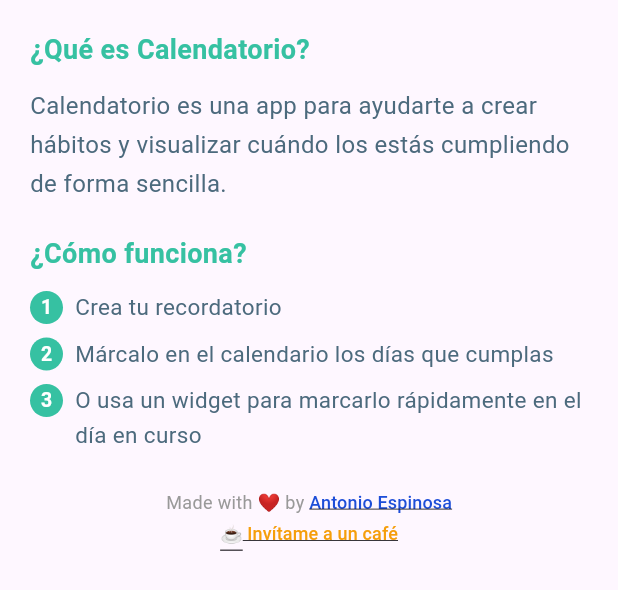
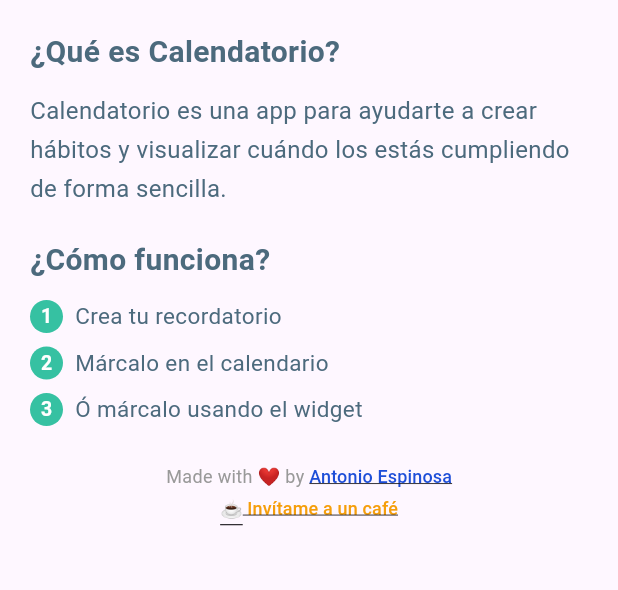
Before and after one commit to AntonioEspinosaMini/calendatorio, a Flutter app: the InfoPage widget shown alone on an empty page, opened directly, on a phone screen of 412 x 824 dp. Shown: the top 590 px of the screen. Run offline on Flutter 3.47's test engine with Material 3 defaults, Android fonts, the phone set to English and light mode, and no system bars; our stand-ins replace font_awesome_flutter, hive, hive_flutter, table_calendar; accounts and stored records are empty.

Commit message:
Visual adjustment

```diff
--- a/lib/features/info/presentation/pages/info_page.dart
+++ b/lib/features/info/presentation/pages/info_page.dart
@@ -16,9 +16,9 @@
           const Text(
             "¿Qué es Calendatorio?",
             style: TextStyle(
-              fontSize: 18,
+              fontSize: 20,
               fontWeight: FontWeight.bold,
-              color: Color(0xFF36C1A2),
+              color: Color(0xFF4C6A7D),
             ),
           ),
           const SizedBox(height: 12),
@@ -38,9 +38,9 @@
           const Text(
             "¿Cómo funciona?",
             style: TextStyle(
-              fontSize: 18,
+              fontSize: 20,
               fontWeight: FontWeight.bold,
-              color: Color(0xFF36C1A2),
+              color: Color(0xFF4C6A7D),
             ),
           ),
           const SizedBox(height: 12),
@@ -51,16 +51,9 @@
             children: const [
               _StepItem(number: "1", text: "Crea tu recordatorio"),
               SizedBox(height: 8),
-              _StepItem(
-                number: "2",
-                text: "Márcalo en el calendario los días que cumplas",
-              ),
+              _StepItem(number: "2", text: "Márcalo en el calendario"),
               SizedBox(height: 8),
-              _StepItem(
-                number: "3",
-                text:
-                    "O usa un widget para marcarlo rápidamente en el día en curso",
-              ),
+              _StepItem(number: "3", text: "Ó márcalo usando el widget"),
             ],
           ),
           const SizedBox(height: 24),
--- a/lib/features/settings/presentation/pages/settings_page.dart
+++ b/lib/features/settings/presentation/pages/settings_page.dart
@@ -24,7 +24,7 @@
               MainAxisSize.min, // 🔹 Hace que el modal se ajuste al contenido
           children: [
             const Text(
-              "Planes / Freemium",
+              "Planes",
               style: TextStyle(
                 fontSize: 20,
                 fontWeight: FontWeight.bold,
```
Also changed, not shown: lib/injection_container.dart (deleted).
